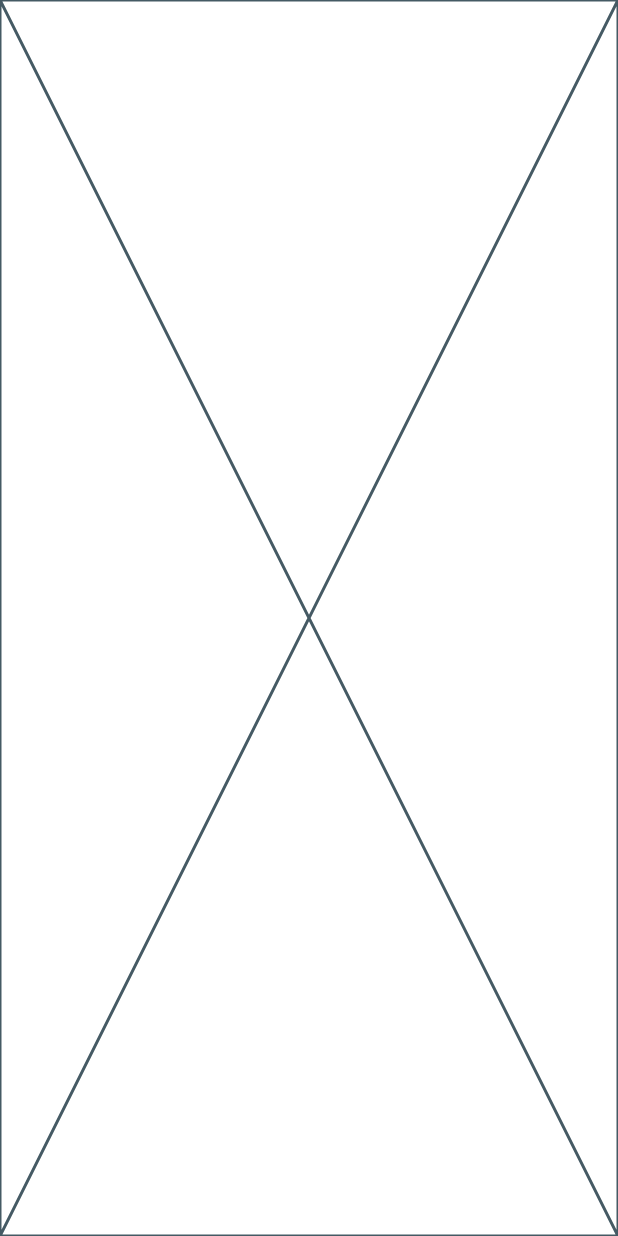
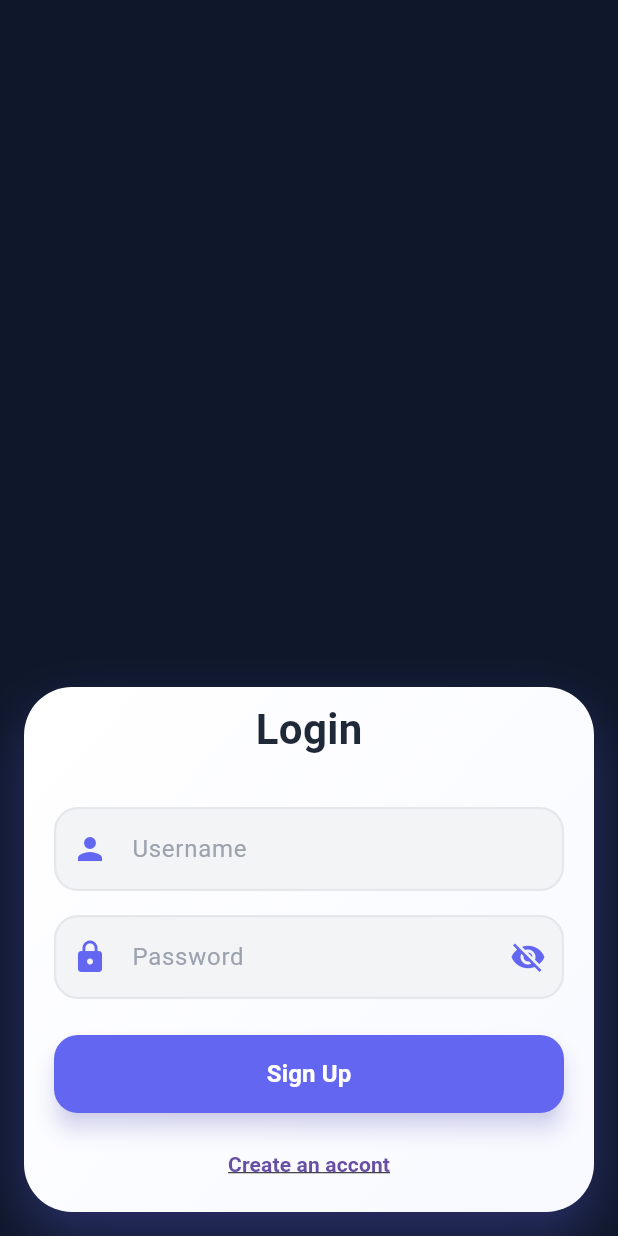
Before and after one commit to kimmysoybad404/project_mobile, a Flutter app: the screen it shows after launch, on a phone screen of 412 x 824 dp. Run offline on Flutter 3.47's test engine with Material 3 defaults, Android fonts, the phone set to English and light mode, and no system bars.

Commit message:
Demo : Login And Register UI

```diff
--- /dev/null
+++ b/lib/Login.dart
@@ -0,0 +1,194 @@
+import 'package:flutter/material.dart';
+import 'package:project_mobile/RegisterPage.dart';
+
+class LoginPage extends StatefulWidget {
+  const LoginPage({super.key});
+
+  @override
+  State<LoginPage> createState() => _LoginPageState();
+}
+
+class _LoginPageState extends State<LoginPage> {
+  @override
+  Widget build(BuildContext context) {
+    return Scaffold(
+      backgroundColor: const Color(0xFF0F172A),
+      bottomNavigationBar: Login(),
+    );
+  }
+}
+
+class Login extends StatefulWidget {
+  const Login({super.key});
+
+  @override
+  State<Login> createState() => _LoginState();
+}
+
+class _LoginState extends State<Login> {
+  int Role = 2;
+  bool hidePassword = true;
+
+  @override
+  Widget build(BuildContext context) {
+    return Padding(
+      padding: const EdgeInsets.all(16.0),
+      child: Container(
+        height: 350,
+        decoration: BoxDecoration(
+          gradient: LinearGradient(
+            begin: Alignment.topLeft,
+            end: Alignment.bottomRight,
+            colors: [Colors.white, Color(0xFFF8F9FF)],
+          ),
+          borderRadius: BorderRadius.circular(32),
+          boxShadow: [
+            BoxShadow(
+              color: Color(0xFF6366F1).withOpacity(0.3),
+              blurRadius: 30,
+              offset: Offset(0, 15),
+            ),
+          ],
+        ),
+        child: Column(
+          mainAxisAlignment: MainAxisAlignment.center,
+          children: [
+            Text(
+              "Login",
+              style: TextStyle(
+                fontSize: 28,
+                fontWeight: FontWeight.bold,
+                color: Color(0xFF1F2937),
+              ),
+            ),
+
+            SizedBox(height: 24),
+
+            Padding(
+              padding: const EdgeInsets.symmetric(horizontal: 20, vertical: 8),
+              child: TextField(
+                decoration: InputDecoration(
+                  prefixIcon: Icon(Icons.person, color: Color(0xFF6366F1)),
+                  labelText: 'Username',
+                  labelStyle: TextStyle(color: Color(0xFF9CA3AF)),
+                  filled: true,
+                  fillColor: Color(0xFFF3F4F6),
+                  border: OutlineInputBorder(
+                    borderSide: BorderSide(
+                      color: Color(0xFFE5E7EB),
+                      width: 1.5,
+                    ),
+                    borderRadius: BorderRadius.circular(16),
+                  ),
+                  enabledBorder: OutlineInputBorder(
+                    borderSide: BorderSide(
+                      color: Color(0xFFE5E7EB),
+                      width: 1.5,
+                    ),
+                    borderRadius: BorderRadius.circular(16),
+                  ),
+                  focusedBorder: OutlineInputBorder(
+                    borderSide: BorderSide(color: Color(0xFF6366F1), width: 2),
+                    borderRadius: BorderRadius.circular(16),
+                  ),
+                ),
+              ),
+            ),
+            Padding(
+              padding: const EdgeInsets.symmetric(horizontal: 20, vertical: 8),
+              child: TextField(
+                obscureText: hidePassword,
+                decoration: InputDecoration(
+                  prefixIcon: Icon(Icons.lock, color: Color(0xFF6366F1)),
+                  suffixIcon: GestureDetector(
+                    onTap: () {
+                      setState(() {
+                        hidePassword = !hidePassword;
+                      });
+                    },
+                    child: Icon(
+                      hidePassword ? Icons.visibility_off : Icons.visibility,
+                      color: Color(0xFF6366F1),
+                    ),
+                  ),
+                  labelText: 'Password',
+                  labelStyle: TextStyle(color: Color(0xFF9CA3AF)),
+                  filled: true,
+                  fillColor: Color(0xFFF3F4F6),
+                  border: OutlineInputBorder(
+                    borderSide: BorderSide(
+                      color: Color(0xFFE5E7EB),
+                      width: 1.5,
+                    ),
+                    borderRadius: BorderRadius.circular(16),
+                  ),
+                  enabledBorder: OutlineInputBorder(
+                    borderSide: BorderSide(
+                      color: Color(0xFFE5E7EB),
+                      width: 1.5,
+                    ),
+                    borderRadius: BorderRadius.circular(16),
+                  ),
+                  focusedBorder: OutlineInputBorder(
+                    borderSide: BorderSide(color: Color(0xFF6366F1), width: 2),
+                    borderRadius: BorderRadius.circular(16),
+                  ),
+                ),
+              ),
+            ),
+            SizedBox(height: 16),
+
+            Padding(
+              padding: const EdgeInsets.symmetric(horizontal: 20),
+              child: SizedBox(
+                width: double.infinity,
+                height: 52,
+                child: ElevatedButton(
+                  onPressed: () {},
+                  style: ElevatedButton.styleFrom(
+                    backgroundColor: Color(0xFF6366F1),
+                    shape: RoundedRectangleBorder(
+                      borderRadius: BorderRadius.circular(16),
+                    ),
+                    elevation: 6,
+                    shadowColor: Color(0xFF6366F1).withOpacity(0.4),
+                  ),
+                  child: Text(
+                    "Sign Up",
+                    style: TextStyle(
+                      fontSize: 16,
+                      fontWeight: FontWeight.bold,
+                      color: Colors.white,
+                    ),
+                  ),
+                ),
+              ),
+            ),
+
+            SizedBox(height: 10),
+
+            if (Role != 1)
+              TextButton(
+                style: TextButton.styleFrom(overlayColor: Colors.transparent),
+                onPressed: () {
+                  Navigator.push(
+                    context,
+                    MaterialPageRoute(
+                      builder: (context) => const RegisterPage(),
+                    ),
+                  );
+                },
+                child: Text(
+                  "Create an accont",
+                  style: TextStyle(
+                    fontWeight: FontWeight.bold,
+                    decoration: TextDecoration.underline,
+                  ),
+                ),
+              ),
+          ],
+        ),
+      ),
+    );
+  }
+}
--- a/lib/main.dart
+++ b/lib/main.dart
@@ -1,5 +1,6 @@
 import 'package:flutter/material.dart';
 import 'package:project_mobile/identify_page.dart';
+import 'package:project_mobile/Login.dart';
 
 void main() {
   runApp(const MyApp());
@@ -9,6 +10,6 @@ class MyApp extends StatelessWidget {
   const MyApp({super.key});
   @override
   Widget build(BuildContext context) {
-    return MaterialApp(debugShowCheckedModeBanner: false, home: IdentifyPage());
+    return MaterialApp(debugShowCheckedModeBanner: false, home: LoginPage());
   }
 }
```
Also changed, not shown: lib/RegisterPage.dart (added, +223 -0 lines), lib/loginReg.dart (deleted).
